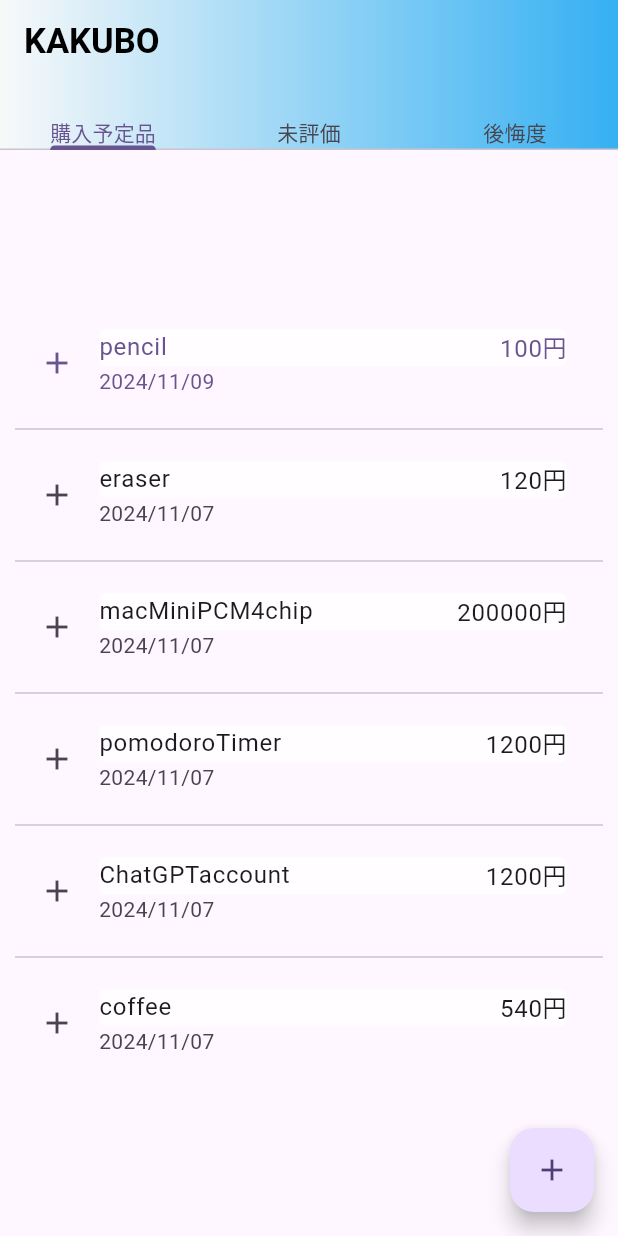
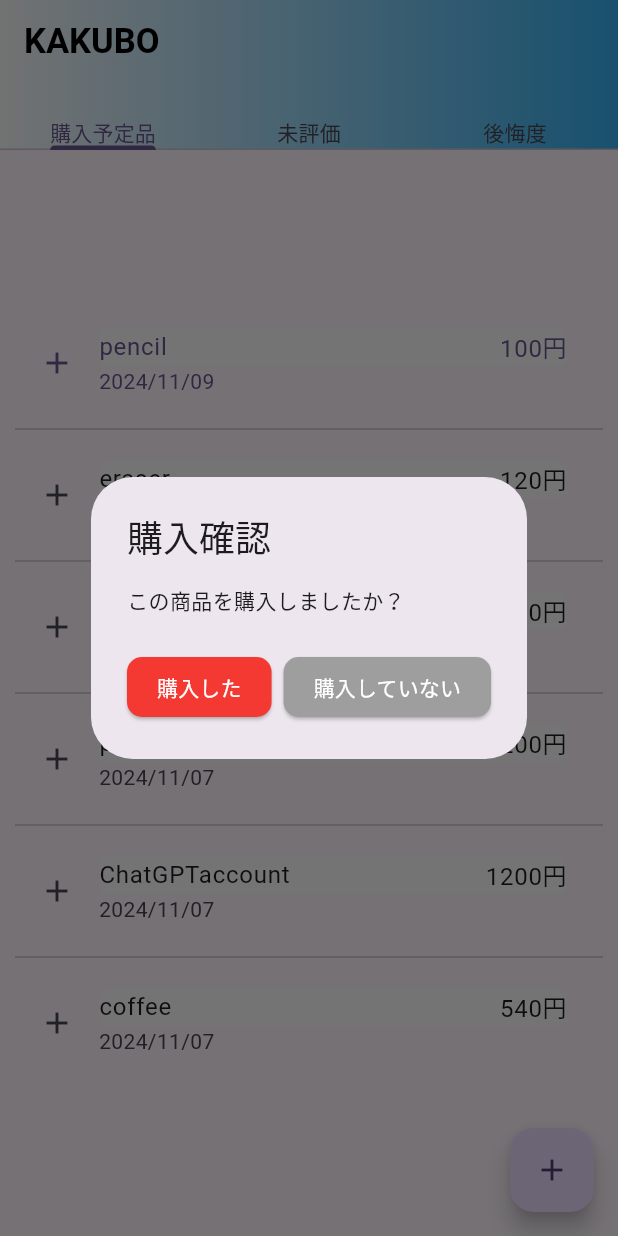
Before and after one commit to Fudy-V/kakubo, a Flutter app: the screen it shows after launch, after a tap on "pencil", on a phone screen of 412 x 824 dp. Run offline on Flutter 3.47's test engine with Material 3 defaults, Android fonts, the phone set to English and light mode, and no system bars; our stand-ins replace hive, hive_flutter; accounts and stored records are empty.

Commit message:
✨ 購入予定リストの購入確認ボタンを実装

```diff
--- a/lib/core/components/list/list.dart
+++ b/lib/core/components/list/list.dart
@@ -62,13 +62,59 @@ class _SampleListViewState extends State<SampleListView> {
 
   void _tapTile() {
     if (widget._screen == 1) {
-      //perchace_list process
+      // purchase_list process
+      showDialog(
+        context: context,
+        builder: (BuildContext context) {
+          return AlertDialog(
+            title: const Text('購入確認'),
+            content: const Text('この商品を購入しましたか？'),
+            actions: <Widget>[
+              ElevatedButton(
+                onPressed: () {
+                  setState(() {
+                    _samplelist[_index]['isPurchased'] = true;
+                  });
+                  Navigator.of(context).pop();
+                },
+                style: ElevatedButton.styleFrom(
+                  foregroundColor: Colors.white,
+                  backgroundColor: const Color.fromARGB(255, 244, 57, 50),
+                  padding:
+                      const EdgeInsets.symmetric(vertical: 10, horizontal: 20),
+                  shape: RoundedRectangleBorder(
+                    borderRadius: BorderRadius.circular(10),
+                  ),
+                ),
+                child: const Text('購入した'),
+              ),
+              ElevatedButton(
+                onPressed: () {
+                  setState(() {
+                    _samplelist[_index]['isPurchased'] = false;
+                  });
+                  Navigator.of(context).pop();
+                },
+                style: ElevatedButton.styleFrom(
+                  foregroundColor: Colors.white,
+                  backgroundColor: Colors.grey,
+                  padding:
+                      const EdgeInsets.symmetric(vertical: 10, horizontal: 20),
+                  shape: RoundedRectangleBorder(
+                    borderRadius: BorderRadius.circular(10),
+                  ),
+                ),
+                child: const Text('購入していない'),
+              ),
+            ],
+          );
+        },
+      );
     } else if (widget._screen == 2) {
-      //unrated_list process
+      // unrated_list process
     } else {
-      //regret_list process
+      // regret_list process
     }
-    //タップされたときの挙動。データを受け渡して評価シーンに遷移したい。
     print(_index);
   }
 }
```
